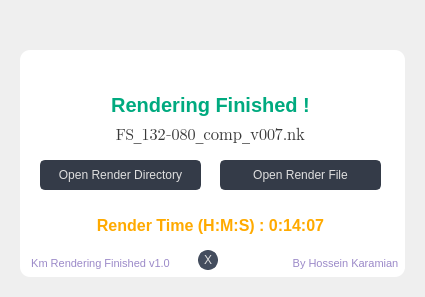
Above: Dev-Files/proto_v02.ui from hkaramian/Km-Rendering-Finished before the change. Below: the same form after it.
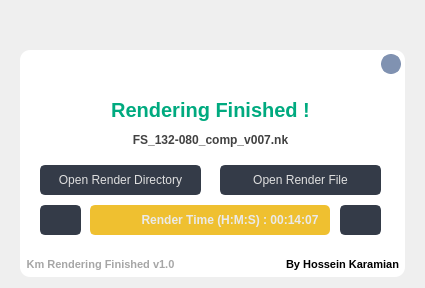
That is the form after the change. Icons and pictures are not drawn.

```diff
--- a/Dev-Files/proto_v02.ui
+++ b/Dev-Files/proto_v02.ui
@@ -7,9 +7,15 @@
     <x>0</x>
     <y>0</y>
     <width>425</width>
-    <height>297</height>
+    <height>288</height>
    </rect>
   </property>
+  <property name="font">
+   <font>
+    <weight>75</weight>
+    <bold>true</bold>
+   </font>
+  </property>
   <property name="windowTitle">
    <string>MainWindow</string>
   </property>
@@ -29,21 +35,20 @@
     <property name="styleSheet">
      <string notr="true">QFrame {
 	background-color: rgb(255, 255, 255);
-	color: rgb(250, 246, 255);
 	border-radius : 10px;
 }</string>
     </property>
     <property name="frameShape">
-     <enum>QFrame::StyledPanel</enum>
+     <enum>QFrame::NoFrame</enum>
     </property>
     <property name="frameShadow">
-     <enum>QFrame::Raised</enum>
+     <enum>QFrame::Plain</enum>
     </property>
     <widget class="QLabel" name="label_2">
      <property name="geometry">
       <rect>
        <x>0</x>
-       <y>203</y>
+       <y>205</y>
        <width>161</width>
        <height>20</height>
       </rect>
@@ -55,16 +60,17 @@
        <weight>50</weight>
        <bold>false</bold>
        <strikeout>false</strikeout>
+       <kerning>true</kerning>
       </font>
      </property>
      <property name="styleSheet">
-      <string notr="true">color: rgb(155, 137, 200);</string>
+      <string notr="true">color: rgb(166, 166, 166);</string>
      </property>
      <property name="text">
-      <string>Km Rendering Finished v1.0</string>
+      <string>&lt;strong&gt;Km Rendering Finished v1.0&lt;/strong&gt;</string>
      </property>
      <property name="textFormat">
-      <enum>Qt::PlainText</enum>
+      <enum>Qt::AutoText</enum>
      </property>
      <property name="alignment">
       <set>Qt::AlignCenter</set>
@@ -74,7 +80,7 @@
      <property name="geometry">
       <rect>
        <x>0</x>
-       <y>40</y>
+       <y>45</y>
        <width>381</width>
        <height>31</height>
       </rect>
@@ -99,7 +105,7 @@
      <property name="geometry">
       <rect>
        <x>20</x>
-       <y>110</y>
+       <y>115</y>
        <width>161</width>
        <height>30</height>
       </rect>
@@ -144,22 +150,22 @@
      <property name="geometry">
       <rect>
        <x>0</x>
-       <y>70</y>
+       <y>75</y>
        <width>381</width>
        <height>31</height>
       </rect>
      </property>
      <property name="font">
       <font>
-       <family>Segoe UI Emoji</family>
-       <pointsize>12</pointsize>
+       <family>Segoe UI</family>
+       <pointsize>9</pointsize>
       </font>
      </property>
      <property name="styleSheet">
-      <string notr="true">color: rgb(57, 57, 57);</string>
+      <string notr="true">color: rgb(66, 66, 66);</string>
      </property>
      <property name="text">
-      <string>FS_132-080_comp_v007.nk</string>
+      <string>&lt;strong&gt;FS_132-080_comp_v007.nk&lt;/strong&gt;</string>
      </property>
      <property name="alignment">
       <set>Qt::AlignCenter</set>
@@ -169,7 +175,7 @@
      <property name="geometry">
       <rect>
        <x>200</x>
-       <y>110</y>
+       <y>115</y>
        <width>161</width>
        <height>30</height>
       </rect>
@@ -213,8 +219,8 @@
     <widget class="QLabel" name="label_5">
      <property name="geometry">
       <rect>
-       <x>265</x>
-       <y>203</y>
+       <x>262</x>
+       <y>205</y>
        <width>121</width>
        <height>20</height>
       </rect>
@@ -229,38 +235,17 @@
       </font>
      </property>
      <property name="styleSheet">
-      <string notr="true">color: rgb(155, 137, 200);</string>
+      <string notr="true">color: rgb(166, 166, 166);
+a {
+	color: rgb(166, 166, 166);
+	text-decoration: none;
+}</string>
      </property>
      <property name="text">
-      <string>By Hossein Karamian</string>
+      <string>&lt;strong&gt;By Hossein Karamian&lt;/strong&gt;</string>
      </property>
      <property name="textFormat">
-      <enum>Qt::PlainText</enum>
-     </property>
-     <property name="alignment">
-      <set>Qt::AlignCenter</set>
-     </property>
-    </widget>
-    <widget class="QLabel" name="label_6">
-     <property name="geometry">
-      <rect>
-       <x>0</x>
-       <y>160</y>
-       <width>381</width>
-       <height>31</height>
-      </rect>
-     </property>
-     <property name="font">
-      <font>
-       <family>Segoe UI</family>
-       <pointsize>12</pointsize>
-      </font>
-     </property>
-     <property name="styleSheet">
-      <string notr="true">color: rgb(255, 170, 0);</string>
-     </property>
-     <property name="text">
-      <string>&lt;strong&gt;Render Time (H:M:S) : 0:14:07&lt;/strong&gt;</string>
+      <enum>Qt::AutoText</enum>
      </property>
      <property name="alignment">
       <set>Qt::AlignCenter</set>
@@ -269,16 +254,16 @@
     <widget class="QPushButton" name="pushButton_close">
      <property name="geometry">
       <rect>
-       <x>178</x>
-       <y>200</y>
+       <x>361</x>
+       <y>4</y>
        <width>20</width>
        <height>20</height>
       </rect>
      </property>
      <property name="minimumSize">
       <size>
-       <width>20</width>
-       <height>20</height>
+       <width>18</width>
+       <height>18</height>
       </size>
      </property>
      <property name="font">
@@ -292,20 +277,229 @@
      </property>
      <property name="styleSheet">
       <string notr="true">QPushButton {
-	border: 2px solid rgb(68, 77, 94);
+	border: 2px solid rgb(128, 146, 177);
 	border-radius: 10px;	
-	background-color: rgb(68, 77, 94);
+	background-color: rgb(128, 146, 177);
 	color: rgb(223, 223, 223);
 }
 QPushButton:hover {
+	background-color: rgb(97, 110, 134);
+	border: 2px solid rgb(97, 110, 134);
+}</string>
+     </property>
+     <property name="text">
+      <string/>
+     </property>
+     <property name="icon">
+      <iconset>
+       <normaloff>../Km_Rendering_Finished/icons/pack/cil-x.png</normaloff>../Km_Rendering_Finished/icons/pack/cil-x.png</iconset>
+     </property>
+    </widget>
+    <widget class="QPushButton" name="pushButton_clipboard_directory">
+     <property name="geometry">
+      <rect>
+       <x>20</x>
+       <y>155</y>
+       <width>41</width>
+       <height>30</height>
+      </rect>
+     </property>
+     <property name="minimumSize">
+      <size>
+       <width>20</width>
+       <height>20</height>
+      </size>
+     </property>
+     <property name="font">
+      <font>
+       <family>Segoe UI</family>
+       <pointsize>9</pointsize>
+      </font>
+     </property>
+     <property name="toolTip">
+      <string>Copy Render Directory Address to ClipBoard</string>
+     </property>
+     <property name="styleSheet">
+      <string notr="true">QPushButton {
+	border: 2px solid rgb(52, 59, 72);
+	border-radius: 5px;	
 	background-color: rgb(52, 59, 72);
+	color: rgb(223, 223, 223);
+}
+QPushButton:hover {
+	background-color: rgb(57, 65, 80);
 	border: 2px solid rgb(61, 70, 86);
 }</string>
      </property>
      <property name="text">
-      <string>X</string>
+      <string/>
      </property>
     </widget>
+    <widget class="QPushButton" name="pushButton_clipboard_file">
+     <property name="geometry">
+      <rect>
+       <x>320</x>
+       <y>155</y>
+       <width>41</width>
+       <height>30</height>
+      </rect>
+     </property>
+     <property name="minimumSize">
+      <size>
+       <width>20</width>
+       <height>20</height>
+      </size>
+     </property>
+     <property name="font">
+      <font>
+       <family>Segoe UI</family>
+       <pointsize>9</pointsize>
+      </font>
+     </property>
+     <property name="toolTip">
+      <string>Copy Render File Address to ClipBoard</string>
+     </property>
+     <property name="styleSheet">
+      <string notr="true">QPushButton {
+	border: 2px solid rgb(52, 59, 72);
+	border-radius: 5px;	
+	background-color: rgb(52, 59, 72);
+	color: rgb(223, 223, 223);
+}
+QPushButton:hover {
+	background-color: rgb(57, 65, 80);
+	border: 2px solid rgb(61, 70, 86);
+}
+QPushButton:pressed {	
+	background-color: rgb(35, 40, 49);
+	border: 2px solid rgb(43, 50, 61);
+}</string>
+     </property>
+     <property name="text">
+      <string/>
+     </property>
+     <property name="icon">
+      <iconset>
+       <normaloff>../Km_Rendering_Finished/icons/pack/cil-copy.png</normaloff>../Km_Rendering_Finished/icons/pack/cil-copy.png</iconset>
+     </property>
+    </widget>
+    <widget class="QPushButton" name="pushButton_render_icon">
+     <property name="enabled">
+      <bool>true</bool>
+     </property>
+     <property name="geometry">
+      <rect>
+       <x>75</x>
+       <y>155</y>
+       <width>41</width>
+       <height>30</height>
+      </rect>
+     </property>
+     <property name="minimumSize">
+      <size>
+       <width>20</width>
+       <height>20</height>
+      </size>
+     </property>
+     <property name="font">
+      <font>
+       <family>Segoe UI</family>
+       <pointsize>9</pointsize>
+       <weight>50</weight>
+       <bold>false</bold>
+      </font>
+     </property>
+     <property name="styleSheet">
+      <string notr="true">QPushButton {
+	border: 2px solid rgb(239, 192, 48);
+	border-radius: 5px;	
+	background-color: rgb(239, 192, 48);
+	color: rgb(255, 255, 255);
+}</string>
+     </property>
+     <property name="text">
+      <string/>
+     </property>
+     <property name="icon">
+      <iconset>
+       <normaloff>../Km_Rendering_Finished/icons/pack/cil-speedometer.png</normaloff>../Km_Rendering_Finished/icons/pack/cil-speedometer.png</iconset>
+     </property>
+     <property name="iconSize">
+      <size>
+       <width>30</width>
+       <height>30</height>
+      </size>
+     </property>
+    </widget>
+    <widget class="QLabel" name="label_9">
+     <property name="geometry">
+      <rect>
+       <x>70</x>
+       <y>155</y>
+       <width>51</width>
+       <height>30</height>
+      </rect>
+     </property>
+     <property name="font">
+      <font>
+       <family>Segoe UI</family>
+       <pointsize>9</pointsize>
+      </font>
+     </property>
+     <property name="styleSheet">
+      <string notr="true">QLabel {
+	border: 2px solid rgb(239, 192, 48);
+	border-radius: 5px;	
+	background-color: rgb(239, 192, 48);
+	color: rgb(255, 255, 255);
+}</string>
+     </property>
+     <property name="text">
+      <string>&lt;html&gt;&lt;head/&gt;&lt;body&gt;&lt;p&gt;&lt;br/&gt;&lt;/p&gt;&lt;/body&gt;&lt;/html&gt;</string>
+     </property>
+     <property name="alignment">
+      <set>Qt::AlignCenter</set>
+     </property>
+    </widget>
+    <widget class="QLabel" name="label_render_time">
+     <property name="geometry">
+      <rect>
+       <x>110</x>
+       <y>155</y>
+       <width>200</width>
+       <height>30</height>
+      </rect>
+     </property>
+     <property name="font">
+      <font>
+       <family>Segoe UI</family>
+       <pointsize>9</pointsize>
+      </font>
+     </property>
+     <property name="styleSheet">
+      <string notr="true">color: rgb(234, 234, 234);
+background-color: rgb(239, 192, 48);
+	border-radius: 5px;	</string>
+     </property>
+     <property name="text">
+      <string>&lt;strong&gt;Render Time (H:M:S) :  00:14:07&lt;/strong&gt;</string>
+     </property>
+     <property name="alignment">
+      <set>Qt::AlignCenter</set>
+     </property>
+    </widget>
+    <zorder>label_version</zorder>
+    <zorder>label_3</zorder>
+    <zorder>pushButton_2</zorder>
+    <zorder>label_project_name</zorder>
+    <zorder>pushButton_3</zorder>
+    <zorder>label__Hossein</zorder>
+    <zorder>pushButton_close</zorder>
+    <zorder>pushButton_clipboard_directory</zorder>
+    <zorder>pushButton_clipboard_file</zorder>
+    <zorder>label_9</zorder>
+    <zorder>pushButton_render_icon</zorder>
+    <zorder>label_render_time</zorder>
    </widget>
    <widget class="QLabel" name="label_icon_success">
     <property name="geometry">
```
Left out of the diff: 25 changed lines with no effect on the pictures.
